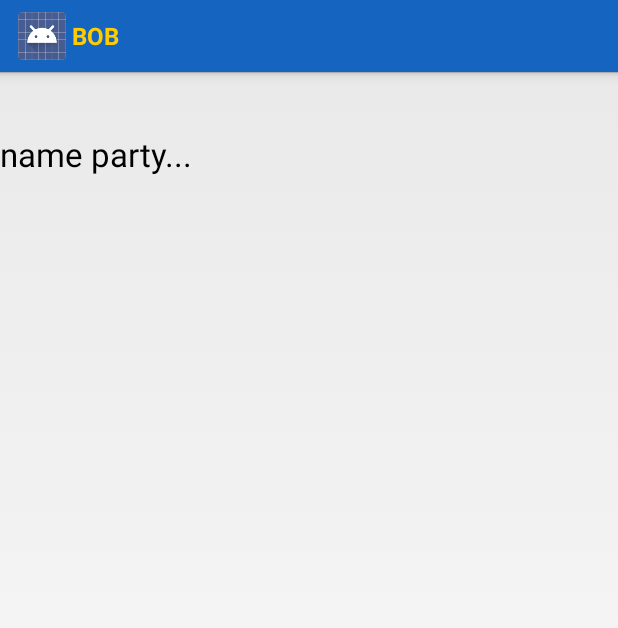
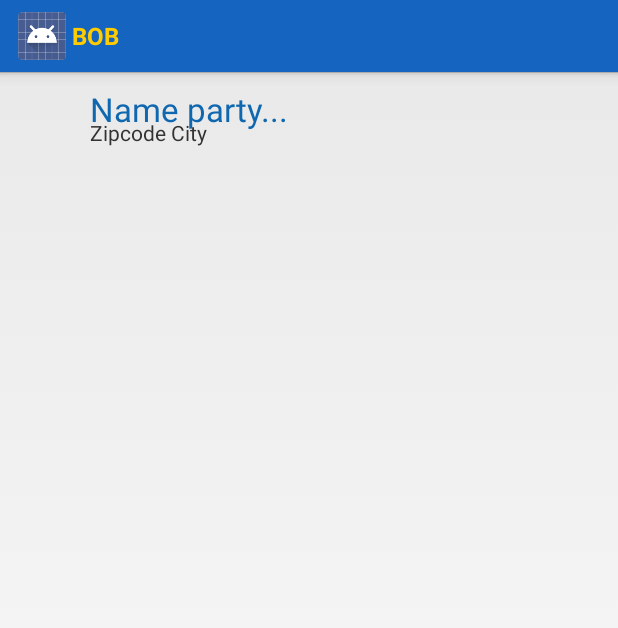
Before and after one commit to nickspriet/2NMCT_project2015_Android, an Android app: the layout row_party.xml on its own in the app's theme, with its tools: preview values and no code run, on a phone screen of 412 x 824 dp. Shown: the top 628 px of the screen. Run offline under Robolectric (Android 15) with nearby library versions, the phone set to English and light mode, and no system bars.

Commit message:
inladen lijst Parties

```diff
--- a/app/src/main/res/layout/fragment_parties.xml
+++ b/app/src/main/res/layout/fragment_parties.xml
@@ -5,7 +5,7 @@
              tools:context="be.howest.nmct.bob.PartiesFragment">
 
     <ListView
-        android:layout_width="wrap_content"
+        android:layout_width="fill_parent"
         android:layout_height="wrap_content"
         android:id="@android:id/list"
         />
--- a/app/src/main/res/layout/row_party.xml
+++ b/app/src/main/res/layout/row_party.xml
@@ -1,19 +1,33 @@
 <?xml version="1.0" encoding="utf-8"?>
-<LinearLayout xmlns:android="http://schemas.android.com/apk/res/android"
-              android:orientation="vertical"
-              android:layout_width="match_parent"
-              android:layout_height="match_parent">
+<RelativeLayout xmlns:android="http://schemas.android.com/apk/res/android"
+              android:layout_width="fill_parent"
+              android:layout_height="wrap_content"
+              android:baselineAligned="false">
 
     <ImageView
-        android:layout_width="60dp"
+        android:layout_width="40dp"
         android:layout_height="40dp"
-        android:id="@+id/imgPicture"/>
+        android:id="@+id/imgPicture"
+        android:layout_margin="10dp"
+        android:scaleType="centerCrop"/>
+
+    <TextView
+        android:layout_width="match_parent"
+        android:layout_height="wrap_content"
+        android:textAppearance="?android:attr/textAppearanceLarge"
+        android:text="Name party..."
+        android:id="@+id/tvName"
+        android:textColor="#ff0f67b0"
+        android:layout_alignTop="@+id/imgPicture"
+        android:layout_toEndOf="@+id/imgPicture"/>
 
     <TextView
         android:layout_width="wrap_content"
         android:layout_height="wrap_content"
-        android:textAppearance="?android:attr/textAppearanceLarge"
-        android:text="name party..."
-        android:id="@+id/tvName"/>
+        android:textAppearance="?android:attr/textAppearanceSmall"
+        android:text="Zipcode City"
+        android:id="@+id/tvZipcodeCity"
+        android:layout_alignBottom="@+id/imgPicture"
+        android:layout_alignStart="@+id/tvName"/>
 
-</LinearLayout>
+</RelativeLayout>
```
Also changed, not shown: app/src/main/java/be/howest/nmct/bob/MapsActivity.java (+4 -7 lines), app/src/main/java/be/howest/nmct/bob/PartiesFragment.java (+34 -25 lines), app/src/main/java/be/howest/nmct/bob/Party.java (+10 -3 lines), app/src/main/java/be/howest/nmct/bob/be/howest/nmct/bob/loader/Contract.java (deleted, +0 -17 lines), app/src/main/java/be/howest/nmct/bob/helper/CircularImageHelper.java (added, +88 -0 lines), app/src/main/java/be/howest/nmct/bob/loader/Contract.java (added, +31 -0 lines), app/src/main/java/be/howest/nmct/bob/loader/PartyLoader.java (renamed from app/src/main/java/be/howest/nmct/bob/be/howest/nmct/bob/loader/PartyLoader.java, +64 -18 lines).
